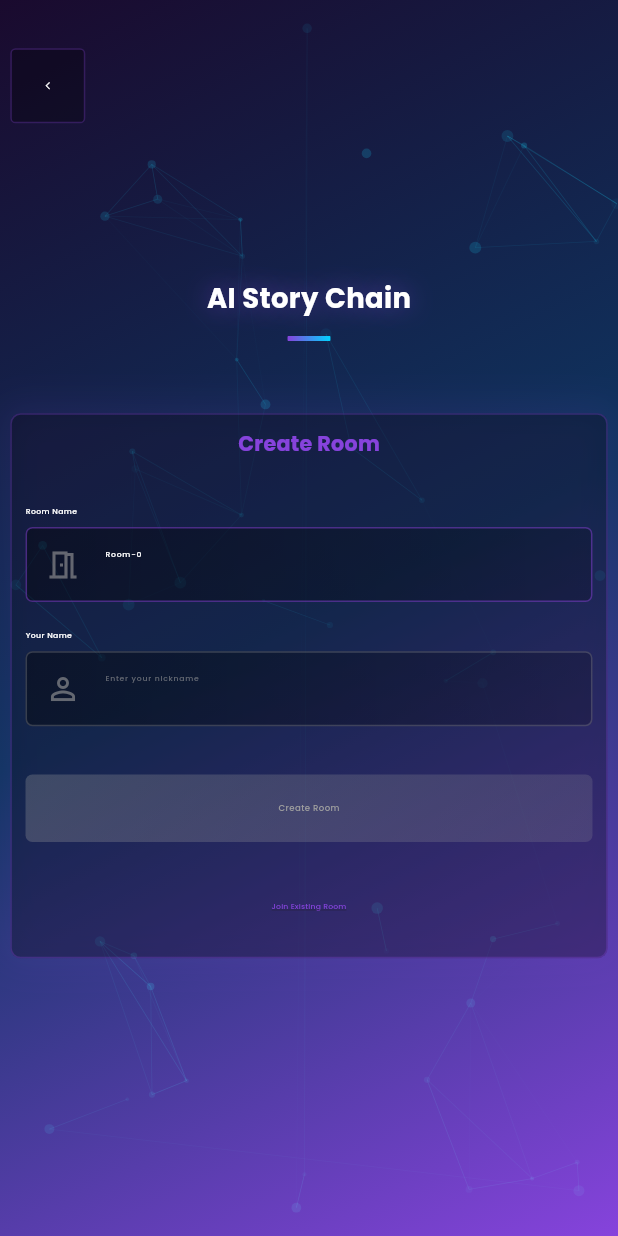
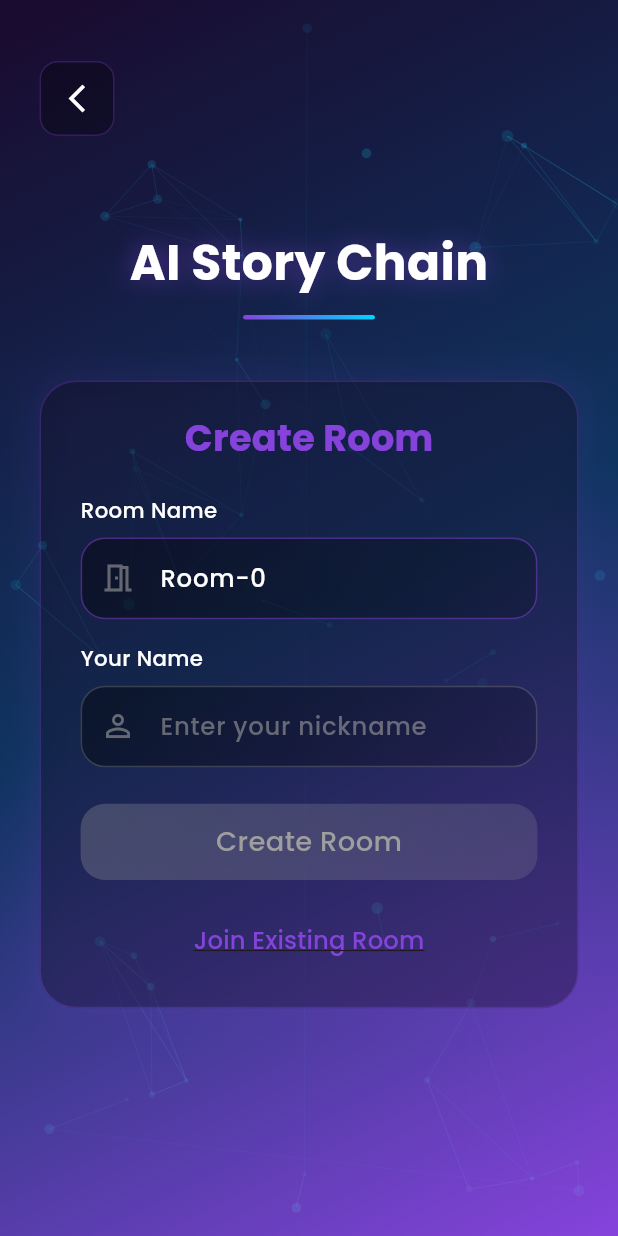
Before and after one commit to mahmoud-elsay/ai_story_chain_app, a Flutter app: the screen it shows after launch, on a phone screen of 412 x 824 dp. Run offline on Flutter 3.47's test engine with Material 3 defaults, Android fonts, the phone set to English and light mode, and no system bars; our stand-ins replace dio, flutter_screenutil, freezed_annotation, google_fonts, pretty_dio_logger.

Commit message:
Refactor UI components for better responsiveness and styling; update text styles and layout adjustments in create room screens.

```diff
--- a/lib/ai_story_chain.dart
+++ b/lib/ai_story_chain.dart
@@ -11,13 +11,34 @@ class AiStoryChainApp extends StatelessWidget {
 
   @override
   Widget build(BuildContext context) {
-    return ScreenUtilInit(
-      designSize: const Size(1440, 1024),
-      minTextAdapt: true,
-      child: MaterialApp(
+    return MaterialApp(
       title: 'AI Story Chain',
       theme: _buildTheme(Brightness.light),
       debugShowCheckedModeBanner: false,
+      builder: (context, child) {
+        return LayoutBuilder(
+          builder: (context, constraints) {
+            // Determine if mobile or desktop
+            final isMobile = constraints.maxWidth < 1000;
+
+            // Use different design sizes for mobile and desktop
+            final designSize = isMobile
+                ? const Size(375, 812) // iPhone X design size for mobile
+                : const Size(1440, 1024); // Desktop design size
+
+            return ScreenUtilInit(
+              designSize: designSize,
+              minTextAdapt: true,
+              child: MediaQuery(
+                data: MediaQuery.of(context).copyWith(
+                  textScaleFactor: 1.0, // Prevent system font scaling
+                ),
+                child: child!,
+              ),
+            );
+          },
+        );
+      },
       onGenerateRoute: appRouter.generateRoute,
       home: LayoutBuilder(
         builder: (context, constraints) {
@@ -27,7 +48,6 @@ class AiStoryChainApp extends StatelessWidget {
             return const CreateRoomPage();
           }
         },
-        ),
       ),
     );
   }
--- a/lib/core/theming/styles.dart
+++ b/lib/core/theming/styles.dart
@@ -2,7 +2,6 @@ import 'font_weight_helper.dart';
 import 'package:flutter/material.dart';
 import 'package:ai_story_chain/core/theming/colors.dart';
 import 'package:flutter_screenutil/flutter_screenutil.dart';
-
 
 class TextStyles {
   static TextStyle font20WhiteMedium = TextStyle(
@@ -35,7 +34,7 @@ class TextStyles {
     color: Colors.white,
   );
 
-   static TextStyle font64WhiteMedium = TextStyle(
+  static TextStyle font64WhiteMedium = TextStyle(
     fontSize: 64.sp,
     fontWeight: FontWeightHelper.medium,
     color: Colors.white,
@@ -119,7 +118,7 @@ class TextStyles {
     color: Colors.white,
   );
 
-   static TextStyle font64WhiteRegular = TextStyle(
+  static TextStyle font64WhiteRegular = TextStyle(
     fontSize: 64.sp,
     fontWeight: FontWeightHelper.regular,
     color: Colors.white,
@@ -131,7 +130,7 @@ class TextStyles {
     color: Colors.black,
   );
 
-    static TextStyle font36BlackMedium = TextStyle(
+  static TextStyle font36BlackMedium = TextStyle(
     fontSize: 36.sp,
     fontWeight: FontWeightHelper.medium,
     color: Colors.black,
@@ -142,4 +141,28 @@ class TextStyles {
     fontWeight: FontWeightHelper.regular,
     color: Colors.white,
   );
+
+  static TextStyle font16WhiteMedium = TextStyle(
+    fontSize: 16.sp,
+    fontWeight: FontWeightHelper.medium,
+    color: Colors.white,
+  );
+
+  static TextStyle font14WhiteMedium = TextStyle(
+    fontSize: 14.sp,
+    fontWeight: FontWeightHelper.medium,
+    color: Colors.white,
+  );
+
+  static TextStyle font24WhiteBold = TextStyle(
+    fontSize: 24.sp,
+    fontWeight: FontWeightHelper.bold,
+    color: Colors.white,
+  );
+
+  static TextStyle font32WhiteBold = TextStyle(
+    fontSize: 32.sp,
+    fontWeight: FontWeightHelper.bold,
+    color: Colors.white,
+  );
 }
--- a/lib/mobile/ui/screens/create_room_screen.dart
+++ b/lib/mobile/ui/screens/create_room_screen.dart
@@ -124,7 +124,8 @@ class _CreateRoomScreenState extends State<CreateRoomScreen>
                               children: [
                                 Text(
                                   'AI Story Chain',
-                                  style: TextStyles.font64WhiteBold.copyWith(
+                                  textAlign: TextAlign.center,
+                                  style: TextStyles.font32WhiteBold.copyWith(
                                     shadows: [
                                       Shadow(
                                         color: ColorsManager.mainPurple
@@ -135,10 +136,10 @@ class _CreateRoomScreenState extends State<CreateRoomScreen>
                                     ],
                                   ),
                                 ),
-                                SizedBox(height: 16.h),
+                                SizedBox(height: 12.h),
                                 Container(
-                                  width: 100.w,
-                                  height: 4.h,
+                                  width: 80.w,
+                                  height: 3.h,
                                   decoration: BoxDecoration(
                                     gradient: LinearGradient(
                                       colors: [
@@ -156,7 +157,7 @@ class _CreateRoomScreenState extends State<CreateRoomScreen>
                       },
                     ),
 
-                    SizedBox(height: 60.h),
+                    SizedBox(height: 40.h),
 
                     // Form with Animation
                     AnimatedBuilder(
--- a/lib/mobile/ui/widgets/create_room_form.dart
+++ b/lib/mobile/ui/widgets/create_room_form.dart
@@ -40,13 +40,9 @@ class _CreateRoomFormState extends State<CreateRoomForm>
       vsync: this,
     );
 
-    _shimmerAnimation = Tween<double>(
-      begin: -1.0,
-      end: 2.0,
-    ).animate(CurvedAnimation(
-      parent: _shimmerController,
-      curve: Curves.easeInOut,
-    ));
+    _shimmerAnimation = Tween<double>(begin: -1.0, end: 2.0).animate(
+      CurvedAnimation(parent: _shimmerController, curve: Curves.easeInOut),
+    );
 
     _shimmerController.repeat();
 
@@ -89,7 +85,7 @@ class _CreateRoomFormState extends State<CreateRoomForm>
   @override
   Widget build(BuildContext context) {
     return Container(
-      padding: EdgeInsets.all(32.w),
+      padding: EdgeInsets.symmetric(horizontal: 24.w, vertical: 20.h),
       decoration: BoxDecoration(
         color: Colors.black.withOpacity(0.3),
         borderRadius: BorderRadius.circular(24.r),
@@ -129,7 +125,7 @@ class _CreateRoomFormState extends State<CreateRoomForm>
                 },
                 child: Text(
                   'Create Room',
-                  style: TextStyles.font48WhiteBold.copyWith(
+                  style: TextStyles.font24WhiteBold.copyWith(
                     color: Colors.white,
                   ),
                 ),
@@ -137,7 +133,7 @@ class _CreateRoomFormState extends State<CreateRoomForm>
             },
           ),
 
-          verticalSpace(40),
+          verticalSpace(20),
 
           // Room Name Input
           _buildInputField(
@@ -149,7 +145,7 @@ class _CreateRoomFormState extends State<CreateRoomForm>
             isValid: _isRoomNameValid,
           ),
 
-          verticalSpace(24),
+          verticalSpace(16),
 
           // Username Input
           _buildInputField(
@@ -161,12 +157,12 @@ class _CreateRoomFormState extends State<CreateRoomForm>
             isValid: _isUsernameValid,
           ),
 
-          verticalSpace(40),
+          verticalSpace(24),
 
           // Create Room Button
           _buildCreateButton(),
 
-          verticalSpace(24),
+          verticalSpace(16),
 
           // Join Existing Room Button
           _buildJoinButton(),
@@ -186,10 +182,7 @@ class _CreateRoomFormState extends State<CreateRoomForm>
     return Column(
       crossAxisAlignment: CrossAxisAlignment.start,
       children: [
-        Text(
-          label,
-          style: TextStyles.font18WhiteMedium,
-        ),
+        Text(label, style: TextStyles.font14WhiteMedium),
         verticalSpace(8),
         Container(
           decoration: BoxDecoration(
@@ -221,10 +214,10 @@ class _CreateRoomFormState extends State<CreateRoomForm>
           child: TextField(
             controller: controller,
             focusNode: focusNode,
-            style: TextStyles.font18WhiteMedium,
+            style: TextStyles.font16WhiteMedium,
             decoration: InputDecoration(
               hintText: hintText,
-              hintStyle: TextStyles.font18WhiteMedium.copyWith(
+              hintStyle: TextStyles.font16WhiteMedium.copyWith(
                 color: Colors.grey.withOpacity(0.6),
               ),
               prefixIcon: Icon(
@@ -235,8 +228,8 @@ class _CreateRoomFormState extends State<CreateRoomForm>
               ),
               border: InputBorder.none,
               contentPadding: EdgeInsets.symmetric(
-                horizontal: 20.w,
-                vertical: 16.h,
+                horizontal: 16.w,
+                vertical: 14.h,
               ),
             ),
           ),
@@ -251,14 +244,11 @@ class _CreateRoomFormState extends State<CreateRoomForm>
     return AnimatedContainer(
       duration: const Duration(milliseconds: 300),
       width: double.infinity,
-      height: 56.h,
+      height: 50.h,
       decoration: BoxDecoration(
         gradient: isEnabled
             ? LinearGradient(
-                colors: [
-                  ColorsManager.mainPurple,
-                  const Color(0xFF00D4FF),
-                ],
+                colors: [ColorsManager.mainPurple, const Color(0xFF00D4FF)],
               )
             : LinearGradient(
                 colors: [
@@ -294,14 +284,12 @@ class _CreateRoomFormState extends State<CreateRoomForm>
                     height: 24.h,
                     child: CircularProgressIndicator(
                       strokeWidth: 2,
-                      valueColor: AlwaysStoppedAnimation<Color>(
-                        Colors.white,
-                      ),
+                      valueColor: AlwaysStoppedAnimation<Color>(Colors.white),
                     ),
                   )
                 : Text(
                     'Create Room',
-                    style: TextStyles.font20WhiteMedium.copyWith(
+                    style: TextStyles.font18WhiteMedium.copyWith(
                       color: isEnabled ? Colors.white : Colors.grey,
                     ),
                   ),
@@ -313,13 +301,15 @@ class _CreateRoomFormState extends State<CreateRoomForm>
 
   Widget _buildJoinButton() {
     return TextButton(
-      onPressed: widget.isLoading ? null : () {
+      onPressed: widget.isLoading
+          ? null
+          : () {
               // Navigate to join room page
               Navigator.pop(context);
             },
       child: Text(
         'Join Existing Room',
-        style: TextStyles.font18WhiteMedium.copyWith(
+        style: TextStyles.font16WhiteMedium.copyWith(
           color: ColorsManager.mainPurple,
           decoration: TextDecoration.underline,
         ),
```
Also changed, not shown: lib/core/widgets/app_text_button.dart (added, +120 -0 lines), lib/core/widgets/app_text_field.dart (added, +158 -0 lines). Lines whose indentation alone changed are shown as unchanged.
